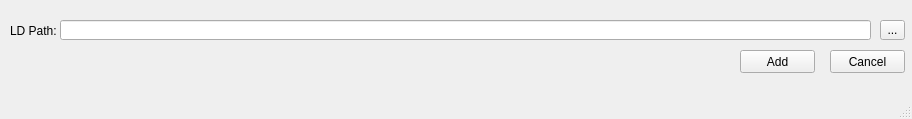
Before: the Qt Designer form ui/main.ui in iceanimations/objectsConnect, drawn with Qt 5.
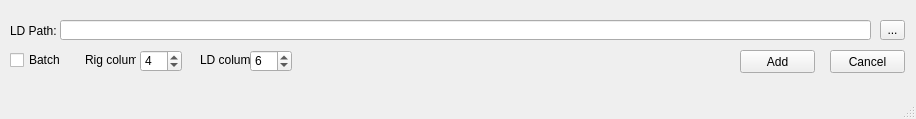
After: the same form once the commit is applied.

Commit message: batch option added

What changed in the file:
```diff
--- a/ui/main.ui
+++ b/ui/main.ui
@@ -6,7 +6,7 @@
    <rect>
     <x>0</x>
     <y>0</y>
-    <width>912</width>
+    <width>916</width>
     <height>119</height>
    </rect>
   </property>
@@ -76,6 +76,77 @@
      <string>...</string>
     </property>
    </widget>
+   <widget class="QCheckBox" name="batchButton">
+    <property name="geometry">
+     <rect>
+      <x>10</x>
+      <y>51</y>
+      <width>72</width>
+      <height>18</height>
+     </rect>
+    </property>
+    <property name="text">
+     <string>Batch</string>
+    </property>
+   </widget>
+   <widget class="QSpinBox" name="rigColumnBox">
+    <property name="geometry">
+     <rect>
+      <x>140</x>
+      <y>50</y>
+      <width>42</width>
+      <height>22</height>
+     </rect>
+    </property>
+    <property name="minimum">
+     <number>1</number>
+    </property>
+    <property name="value">
+     <number>4</number>
+    </property>
+   </widget>
+   <widget class="QSpinBox" name="ldColumnBox">
+    <property name="geometry">
+     <rect>
+      <x>250</x>
+      <y>50</y>
+      <width>42</width>
+      <height>22</height>
+     </rect>
+    </property>
+    <property name="minimum">
+     <number>1</number>
+    </property>
+    <property name="value">
+     <number>6</number>
+    </property>
+   </widget>
+   <widget class="QLabel" name="l1">
+    <property name="geometry">
+     <rect>
+      <x>85</x>
+      <y>50</y>
+      <width>51</width>
+      <height>20</height>
+     </rect>
+    </property>
+    <property name="text">
+     <string>Rig column</string>
+    </property>
+   </widget>
+   <widget class="QLabel" name="l2">
+    <property name="geometry">
+     <rect>
+      <x>200</x>
+      <y>52</y>
+      <width>51</width>
+      <height>16</height>
+     </rect>
+    </property>
+    <property name="text">
+     <string>LD column</string>
+    </property>
+   </widget>
   </widget>
   <widget class="QMenuBar" name="menubar">
    <property name="geometry">
```
Left out of the diff: 66 changed lines with no effect on the pictures. The commit also changes 1 other file.
